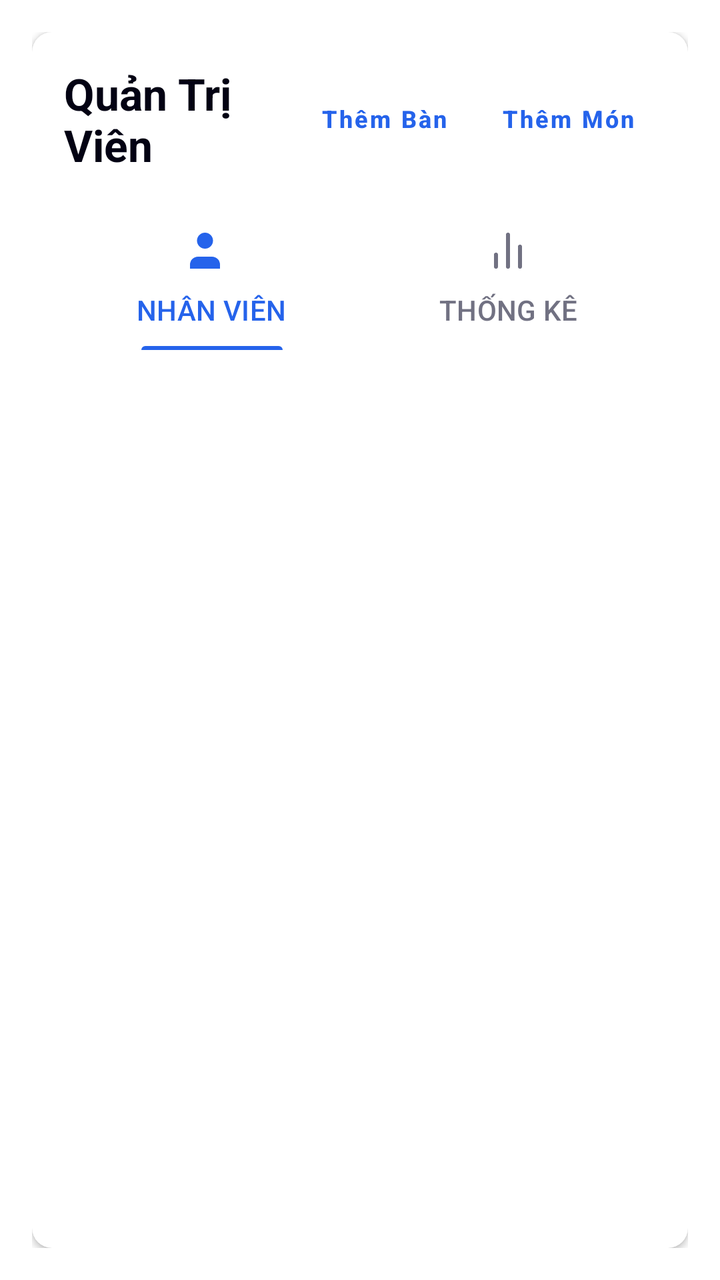
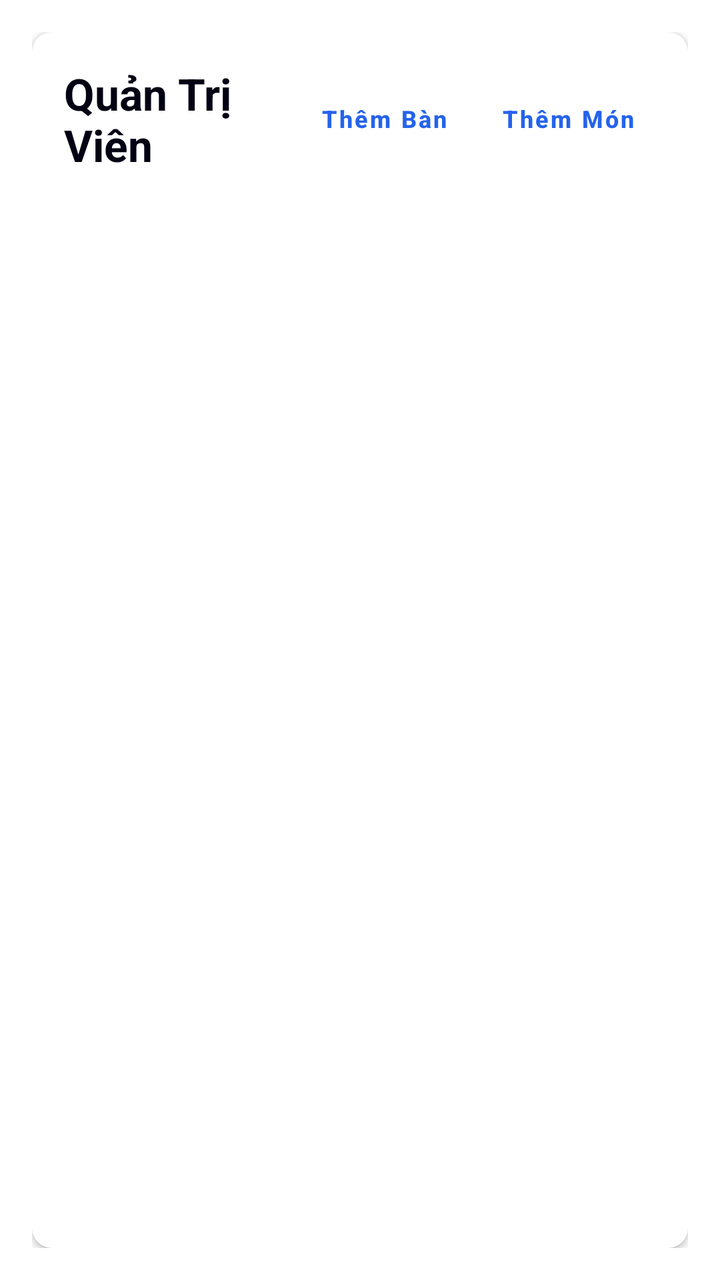

Screens rendered from an Android XML layout before and after an edit, with the pre-edit source and the edit as a unified diff.
<!-- AndroidManifest.xml: application theme Theme.Billards -->
<!-- res/layout/fragment_admin.xml -->
<?xml version="1.0" encoding="utf-8"?>
<LinearLayout xmlns:android="http://schemas.android.com/apk/res/android"
    xmlns:app="http://schemas.android.com/apk/res-auto"
    android:layout_width="match_parent"
    android:layout_height="match_parent"
    android:background="@color/background"
    android:orientation="vertical"
    android:padding="16dp">

    <androidx.cardview.widget.CardView
        android:layout_width="match_parent"
        android:layout_height="match_parent"
        app:cardCornerRadius="10dp"
        app:cardElevation="2dp"
        app:cardBackgroundColor="@color/white">

        <LinearLayout
            android:layout_width="match_parent"
            android:layout_height="match_parent"
            android:orientation="vertical"
            android:padding="16dp">

            <LinearLayout
                android:layout_width="match_parent"
                android:layout_height="wrap_content"
                android:orientation="horizontal"
                android:gravity="center_vertical"
                android:layout_marginBottom="16dp">

                <TextView
                    android:id="@+id/tvAdminTitle"
                    android:layout_width="0dp"
                    android:layout_height="wrap_content"
                    android:layout_weight="1"
                    android:text="Quản Trị Viên"
                    android:textColor="@color/foreground"
                    android:textSize="22sp"
                    android:textStyle="bold" />

                <com.google.android.material.button.MaterialButton
                    android:id="@+id/btnAdminAddTable"
                    style="@style/Widget.MaterialComponents.Button.TextButton"
                    android:layout_width="wrap_content"
                    android:layout_height="wrap_content"
                    android:layout_marginEnd="4dp"
                    android:text="Thêm Bàn"
                    android:textAllCaps="false"
                    android:textColor="@color/blue_600"
                    android:textSize="12sp"
                    android:textStyle="bold" />

                <com.google.android.material.button.MaterialButton
                    android:id="@+id/btnAdminAddProduct"
                    style="@style/Widget.MaterialComponents.Button.TextButton"
                    android:layout_width="wrap_content"
                    android:layout_height="wrap_content"
                    android:text="Thêm Món"
                    android:textAllCaps="false"
                    android:textColor="@color/blue_600"
                    android:textSize="12sp"
                    android:textStyle="bold" />
            </LinearLayout>

            <com.google.android.material.tabs.TabLayout
                android:id="@+id/adminTabLayout"
                android:layout_width="match_parent"
                android:layout_height="wrap_content"
                android:layout_marginBottom="16dp"
                android:background="@color/white"
                app:tabIndicatorColor="@color/blue_600"
                app:tabIndicatorHeight="2dp"
                app:tabSelectedTextColor="@color/blue_600"
                app:tabTextColor="@color/muted_foreground"
                app:tabRippleColor="@android:color/transparent"
                app:tabTextAppearance="@style/TabTextAppearance"
                app:tabIconTint="@color/tab_icon_selector">

                <com.google.android.material.tabs.TabItem
                    android:layout_width="wrap_content"
                    android:layout_height="wrap_content"
                    android:icon="@drawable/ic_users"
                    android:text="Nhân viên" />

                <com.google.android.material.tabs.TabItem
                    android:layout_width="wrap_content"
                    android:layout_height="wrap_content"
                    android:icon="@drawable/ic_bar_chart"
                    android:text="Thống kê" />
            </com.google.android.material.tabs.TabLayout>

            <androidx.viewpager2.widget.ViewPager2
                android:id="@+id/adminViewPager"
                android:layout_width="match_parent"
                android:layout_height="0dp"
                android:layout_weight="1" />
        </LinearLayout>
    </androidx.cardview.widget.CardView>

</LinearLayout>
<!-- resources referenced by this layout -->
<resources>
  <color name="background">#FFFFFF</color>
  <color name="blue_600">#2563EB</color>
  <color name="foreground">#030213</color>
  <color name="muted_foreground">#717182</color>
  <color name="white">#FFFFFFFF</color>
  <!-- drawable ic_bar_chart (drawable) -->
  <vector xmlns:android="http://schemas.android.com/apk/res/android"
      android:width="24dp"
      android:height="24dp"
      android:viewportWidth="24"
      android:viewportHeight="24">
      <path
          android:fillColor="@android:color/black"
          android:pathData="M18,20V10M12,20V4M6,20v-6"
          android:strokeColor="@android:color/black"
          android:strokeWidth="2"
          android:strokeLineCap="round"
          android:strokeLineJoin="round" />
  </vector>
  <!-- drawable ic_users (drawable) -->
  <vector xmlns:android="http://schemas.android.com/apk/res/android"
      android:width="24dp"
      android:height="24dp"
      android:viewportWidth="24"
      android:viewportHeight="24">
      <path
          android:fillColor="@android:color/black"
          android:pathData="M16,21v-2a4,4 0,0 0,-4 -4H5a4,4 0,0 0,-4 4v2" />
      <path
          android:fillColor="@android:color/black"
          android:pathData="M8.5,7m-4,0a4,4 0,1,1 8,0a4,4 0,1,1 -8,0" />
  </vector>
  <style name="TabTextAppearance" parent="TextAppearance.Design.Tab">
          <item name="android:textAllCaps">false</item>
          <item name="android:textSize">14sp</item>
      </style>
  <style name="Theme.Billards" parent="Base.Theme.Billards" />
  <style name="Base.Theme.Billards" parent="Theme.Material3.DayNight.NoActionBar">
          
          <item name="colorPrimary">@color/primary</item>
          <item name="android:windowBackground">@color/background</item>
          
          
          <item name="materialButtonStyle">@style/Widget.Billards.Button.Primary</item>
      </style>
  <color name="primary">#030213</color>
  <style name="Widget.Billards.Button.Primary" parent="Widget.Material3.Button">
          <item name="backgroundTint">@color/blue_600</item>
          <item name="android:textColor">@color/white</item>
          <item name="cornerRadius">8dp</item>
          <item name="android:textAllCaps">false</item>
          <item name="android:insetTop">0dp</item>
          <item name="android:insetBottom">0dp</item>
          <item name="android:fontFamily">sans-serif-medium</item>
      </style>
</resources>

<!-- the commit's change to res/layout/fragment_admin.xml (unified diff, before → after) -->
@@ -73,20 +73,7 @@
                 app:tabTextColor="@color/muted_foreground"
                 app:tabRippleColor="@android:color/transparent"
                 app:tabTextAppearance="@style/TabTextAppearance"
-                app:tabIconTint="@color/tab_icon_selector">
-
-                <com.google.android.material.tabs.TabItem
-                    android:layout_width="wrap_content"
-                    android:layout_height="wrap_content"
-                    android:icon="@drawable/ic_users"
-                    android:text="Nhân viên" />
-
-                <com.google.android.material.tabs.TabItem
-                    android:layout_width="wrap_content"
-                    android:layout_height="wrap_content"
-                    android:icon="@drawable/ic_bar_chart"
-                    android:text="Thống kê" />
-            </com.google.android.material.tabs.TabLayout>
+                app:tabIconTint="@color/tab_icon_selector" />
 
             <androidx.viewpager2.widget.ViewPager2
                 android:id="@+id/adminViewPager"
<!-- resource entries referenced after the edit -->
@@ -5,33 +5,6 @@
   <color name="foreground">#030213</color>
   <color name="muted_foreground">#717182</color>
   <color name="white">#FFFFFFFF</color>
-  <!-- drawable ic_bar_chart (drawable) -->
-  <vector xmlns:android="http://schemas.android.com/apk/res/android"
-      android:width="24dp"
-      android:height="24dp"
-      android:viewportWidth="24"
-      android:viewportHeight="24">
-      <path
-          android:fillColor="@android:color/black"
-          android:pathData="M18,20V10M12,20V4M6,20v-6"
-          android:strokeColor="@android:color/black"
-          android:strokeWidth="2"
-          android:strokeLineCap="round"
-          android:strokeLineJoin="round" />
-  </vector>
-  <!-- drawable ic_users (drawable) -->
-  <vector xmlns:android="http://schemas.android.com/apk/res/android"
-      android:width="24dp"
-      android:height="24dp"
-      android:viewportWidth="24"
-      android:viewportHeight="24">
-      <path
-          android:fillColor="@android:color/black"
-          android:pathData="M16,21v-2a4,4 0,0 0,-4 -4H5a4,4 0,0 0,-4 4v2" />
-      <path
-          android:fillColor="@android:color/black"
-          android:pathData="M8.5,7m-4,0a4,4 0,1,1 8,0a4,4 0,1,1 -8,0" />
-  </vector>
   <style name="TabTextAppearance" parent="TextAppearance.Design.Tab">
           <item name="android:textAllCaps">false</item>
           <item name="android:textSize">14sp</item>
